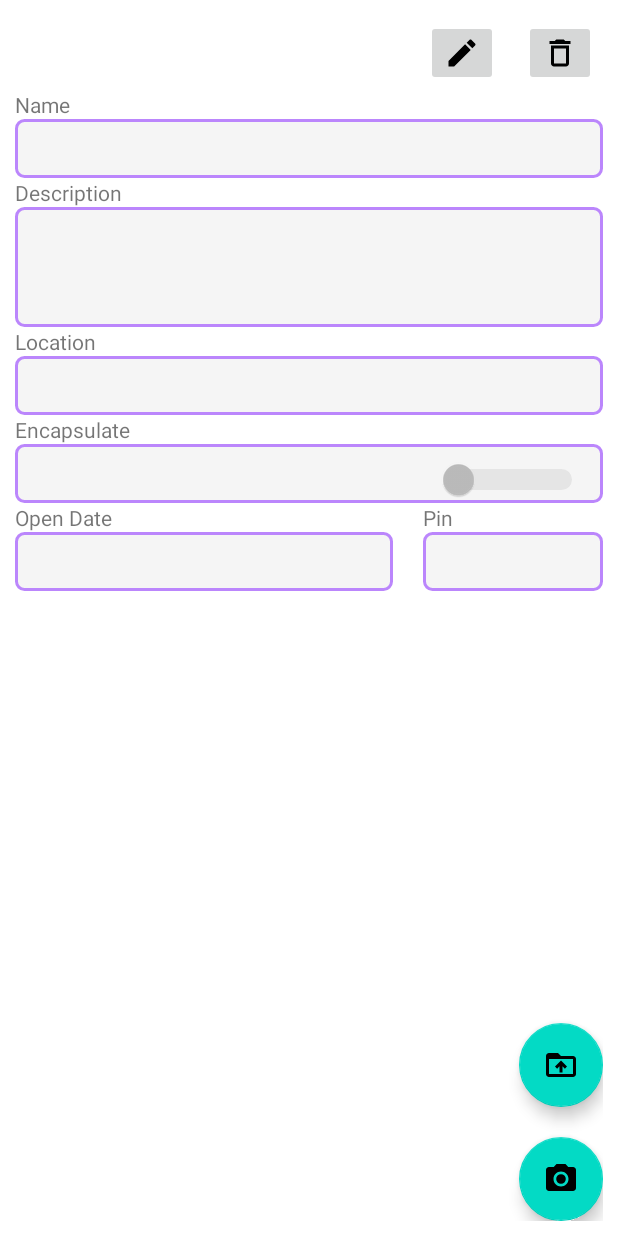
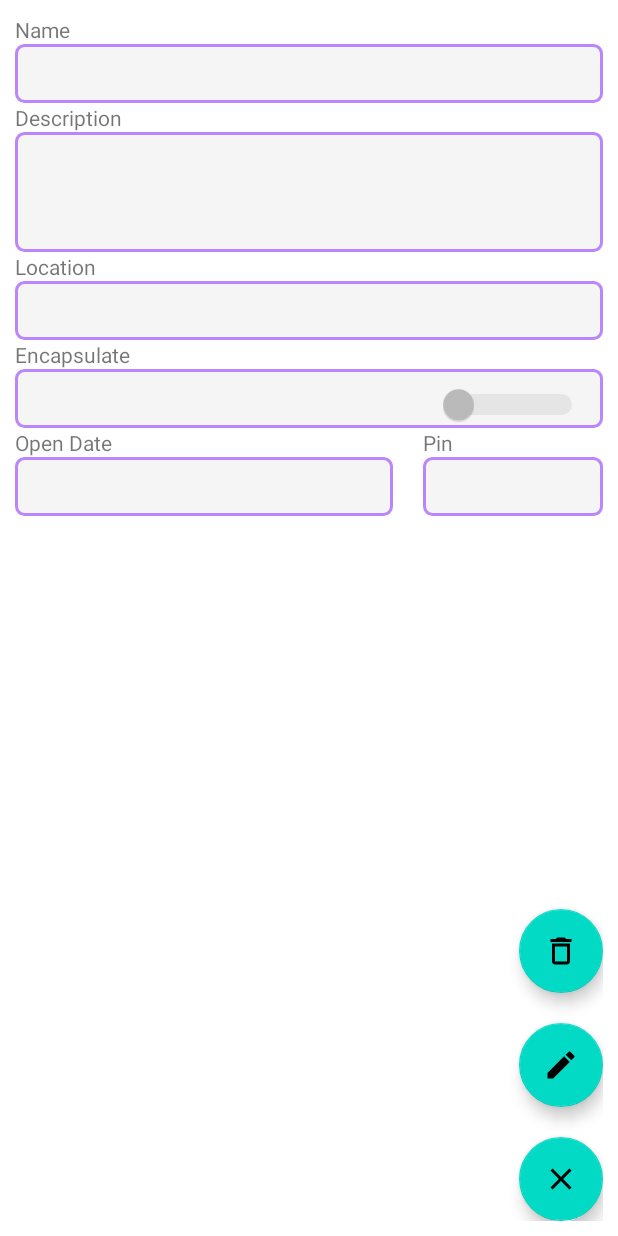
Before and after one commit to Danica-M/Encapsulate, an Android app: the CapsuleDisplay screen opened directly, with no data from a screen before it, on a phone screen of 412 x 824 dp. Run offline under Robolectric (Android 15) with nearby library versions, the phone set to English and light mode, and no system bars; our stand-ins replace Firebase (no records; nobody signed in at launch, a user with empty details on screens opened directly).

Commit message:
CapsuleDisplay CRUD working

```diff
--- /dev/null
+++ b/app/src/main/res/drawable/icon_close.xml
@@ -0,0 +1,5 @@
+<vector android:height="24dp" android:tint="#000000"
+    android:viewportHeight="24" android:viewportWidth="24"
+    android:width="24dp" xmlns:android="http://schemas.android.com/apk/res/android">
+    <path android:fillColor="@android:color/white" android:pathData="M19,6.41L17.59,5 12,10.59 6.41,5 5,6.41 10.59,12 5,17.59 6.41,19 12,13.41 17.59,19 19,17.59 13.41,12z"/>
+</vector>
--- /dev/null
+++ b/app/src/main/res/drawable/icon_save.xml
@@ -0,0 +1,5 @@
+<vector android:height="24dp" android:tint="#000000"
+    android:viewportHeight="24" android:viewportWidth="24"
+    android:width="24dp" xmlns:android="http://schemas.android.com/apk/res/android">
+    <path android:fillColor="@android:color/white" android:pathData="M17,3L5,3c-1.11,0 -2,0.9 -2,2v14c0,1.1 0.89,2 2,2h14c1.1,0 2,-0.9 2,-2L21,7l-4,-4zM12,19c-1.66,0 -3,-1.34 -3,-3s1.34,-3 3,-3 3,1.34 3,3 -1.34,3 -3,3zM15,9L5,9L5,5h10v4z"/>
+</vector>
--- a/app/src/main/res/layout/activity_capsule_display.xml
+++ b/app/src/main/res/layout/activity_capsule_display.xml
@@ -2,6 +2,7 @@
 <androidx.constraintlayout.widget.ConstraintLayout xmlns:android="http://schemas.android.com/apk/res/android"
     xmlns:app="http://schemas.android.com/apk/res-auto"
     xmlns:tools="http://schemas.android.com/tools"
+    android:id="@+id/d"
     android:layout_width="match_parent"
     android:layout_height="match_parent"
     android:padding="10dp"
@@ -136,7 +137,6 @@
         android:id="@+id/textView13"
         android:layout_width="0dp"
         android:layout_height="wrap_content"
-        android:layout_marginTop="50dp"
         android:text="Name"
         app:layout_constraintEnd_toEndOf="parent"
         app:layout_constraintStart_toStartOf="parent"
@@ -171,35 +171,17 @@
         app:layout_constraintStart_toStartOf="@+id/d_date"
         app:layout_constraintTop_toBottomOf="@+id/d_date" />
 
-    <ImageButton
-        android:id="@+id/d_edit"
-        android:layout_width="wrap_content"
-        android:layout_height="wrap_content"
-        android:layout_marginEnd="70dp"
-        app:layout_constraintBottom_toTopOf="@+id/textView13"
-        app:layout_constraintEnd_toEndOf="parent"
-        app:layout_constraintTop_toTopOf="parent"
-        app:srcCompat="@drawable/icon_edit" />
-
-    <ImageButton
-        android:id="@+id/d_delete"
-        android:layout_width="wrap_content"
-        android:layout_height="wrap_content"
-        app:layout_constraintEnd_toEndOf="parent"
-        app:layout_constraintHorizontal_bias="0.795"
-        app:layout_constraintStart_toEndOf="@+id/d_edit"
-        app:layout_constraintTop_toTopOf="@+id/d_edit"
-        app:srcCompat="@drawable/icon_delete" />
-
     <com.google.android.material.floatingactionbutton.FloatingActionButton
         android:id="@+id/d_capture"
         android:layout_width="wrap_content"
         android:layout_height="wrap_content"
+        android:layout_marginBottom="20dp"
         android:clickable="true"
-        app:layout_constraintBottom_toBottomOf="parent"
-        app:layout_constraintEnd_toEndOf="parent"
+        android:visibility="gone"
+        app:layout_constraintBottom_toTopOf="@+id/d_delete"
+        app:layout_constraintEnd_toEndOf="@+id/d_delete"
         app:srcCompat="@drawable/icon_capture"
-        tools:visibility="invisible" />
+        tools:visibility="visible" />
 
     <com.google.android.material.floatingactionbutton.FloatingActionButton
         android:id="@+id/d_upload"
@@ -207,9 +189,39 @@
         android:layout_height="wrap_content"
         android:layout_marginBottom="20dp"
         android:clickable="true"
+        android:visibility="gone"
         app:layout_constraintBottom_toTopOf="@+id/d_capture"
         app:layout_constraintEnd_toEndOf="parent"
         app:srcCompat="@drawable/icon_upload"
-        tools:visibility="invisible" />
+        tools:visibility="visible" />
+
+    <com.google.android.material.floatingactionbutton.FloatingActionButton
+        android:id="@+id/d_edit"
+        android:layout_width="wrap_content"
+        android:layout_height="wrap_content"
+        android:layout_marginBottom="20dp"
+        android:clickable="true"
+        app:layout_constraintBottom_toTopOf="@+id/d_close"
+        app:layout_constraintEnd_toEndOf="@+id/d_close"
+        app:srcCompat="@drawable/icon_edit" />
+
+    <com.google.android.material.floatingactionbutton.FloatingActionButton
+        android:id="@+id/d_delete"
+        android:layout_width="wrap_content"
+        android:layout_height="wrap_content"
+        android:layout_marginBottom="20dp"
+        android:clickable="true"
+        app:layout_constraintBottom_toTopOf="@+id/d_edit"
+        app:layout_constraintEnd_toEndOf="@+id/d_edit"
+        app:srcCompat="@drawable/icon_delete" />
+
+    <com.google.android.material.floatingactionbutton.FloatingActionButton
+        android:id="@+id/d_close"
+        android:layout_width="wrap_content"
+        android:layout_height="wrap_content"
+        android:clickable="true"
+        app:layout_constraintBottom_toBottomOf="parent"
+        app:layout_constraintEnd_toEndOf="parent"
+        app:srcCompat="@drawable/icon_close" />
 
 </androidx.constraintlayout.widget.ConstraintLayout>
```
Also changed, not shown: app/src/main/java/com/example/encapsulate/Adapter.java (+13 -2 lines), app/src/main/java/com/example/encapsulate/CapsuleDisplay.java (+188 -13 lines), app/src/main/java/com/example/encapsulate/Capture_Image.java (+13 -33 lines), app/src/main/java/com/example/encapsulate/FileUpload.java (+4 -3 lines), app/src/main/java/com/example/encapsulate/MainActivity.java (+5 -33 lines), app/src/main/java/com/example/encapsulate/models/Controller.java (+38 -5 lines), app/src/main/java/com/example/encapsulate/uploadImage.java (+12 -35 lines).
